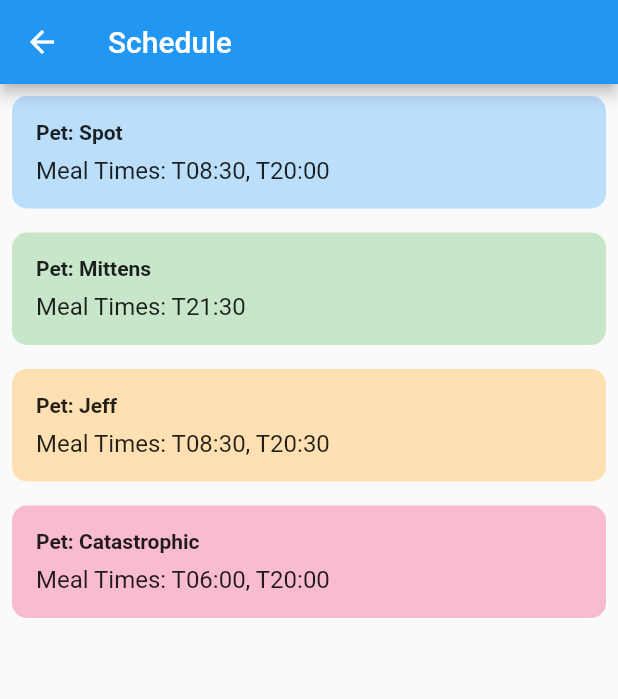
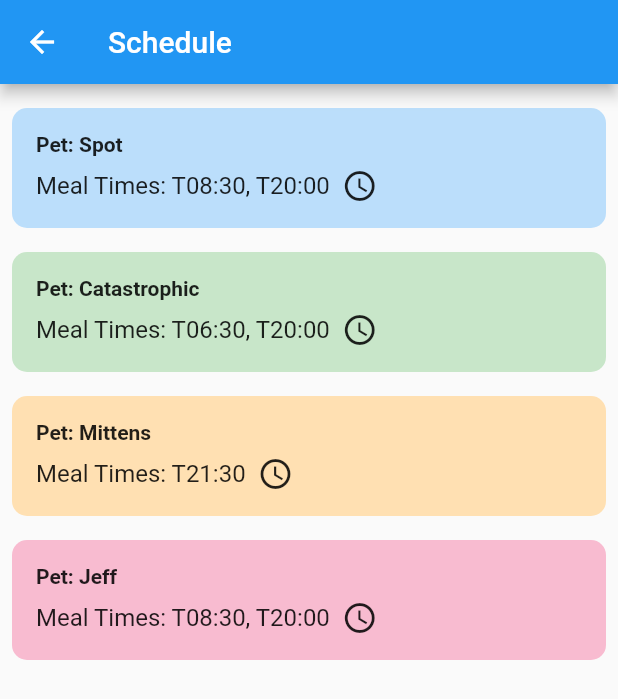
Before and after one commit to Lean-Mean-Pet-Feeding-Machine/pet-feeder, a Flutter app: the SchedulePage screen opened by its route, on a phone screen of 412 x 824 dp. Shown: the top 699 px of the screen. Run offline on Flutter 3.47's test engine with Material 2 defaults, Android fonts, the phone set to English and light mode, and no system bars; our stand-ins replace carousel_slider, fl_chart, flutter_form_builder, flutter_riverpod, form_builder_validators; generated files the repository leaves out were written again.

Commit message:
Created editor in Schedule Page

```diff
--- a/pet_feeder/lib/features/pet_schedule/data/pet_schedule_provider.dart
+++ b/pet_feeder/lib/features/pet_schedule/data/pet_schedule_provider.dart
@@ -1,4 +1,19 @@
 import 'package:flutter_riverpod/flutter_riverpod.dart';
 import 'package:pet_feeder/features/pet_schedule/domain/pet_schedule_db.dart';
 
-final petScheduleDBProvider = Provider<PetScheduleDB>((ref) => PetScheduleDB(ref));
+final petScheduleDBProvider =
+    Provider<PetScheduleDB>((ref) => PetScheduleDB(ref));
+
+final petScheduleNotifierProvider =
+    StateNotifierProvider<PetScheduleNotifier, List<PetScheduleData>>((ref) {
+  final petScheduleDB = ref.watch(petScheduleDBProvider);
+  return PetScheduleNotifier(petScheduleDB.getAllPetSchedules());
+});
+
+final currentPetIDProvider = Provider<String>((ref) => 'schedule-001');
+
+final currentPetScheduleProvider = Provider<List<PetScheduleData>>((ref) {
+  final petSchedules = ref.watch(petScheduleNotifierProvider);
+  final currentPetID = ref.watch(currentPetIDProvider);
+  return petSchedules.where((schedule) => schedule.id == currentPetID).toList();
+});
--- a/pet_feeder/lib/features/pet_schedule/presentation/pet_schedule.dart
+++ b/pet_feeder/lib/features/pet_schedule/presentation/pet_schedule.dart
@@ -2,6 +2,7 @@
 import 'package:flutter_riverpod/flutter_riverpod.dart';
 import 'package:pet_feeder/features/pet_schedule/data/pet_schedule_provider.dart';
 import '../domain/pet_schedule_db.dart';
+import 'meal_time_edit_screen.dart';
 
 class SchedulePage extends ConsumerWidget {
   final List<Color> boxColors = [
@@ -13,40 +14,65 @@
 
   @override
   Widget build(BuildContext context, WidgetRef ref) {
-    final petScheduleDB = ref.watch(petScheduleDBProvider);
-    List<PetScheduleData> petSchedules = petScheduleDB.getAllPetSchedules();
+    final currentPetSchedule = ref.watch(currentPetScheduleProvider);
 
     return Scaffold(
       appBar: AppBar(
         title: Text('Schedule'),
       ),
       body: ListView.builder(
-        itemCount: petSchedules.length,
+        itemCount: currentPetSchedule.length,
         itemBuilder: (context, index) {
-          PetScheduleData petSchedule = petSchedules[index];
+          PetScheduleData petSchedule = currentPetSchedule[index];
+          List<String> petNames = petSchedule.pets;
           List<String> scheduleItems = petSchedule.schedule;
 
-          return Container(
+          return Column(
+            children: [
+              SizedBox(height: 8.0),
+              for (int i = 0; i < petNames.length; i++)
+                InkWell(
+                  onTap: () {
+                    Navigator.push(
+                      context,
+                      MaterialPageRoute(
+                        builder: (context) => MealTimeEditScreen(
+                          petSchedule: petSchedule,
+                          petIndex: i, // Pass the index of the selected pet
+                        ),
+                      ),
+                    );
+                  },
+                  child: Container(
                     margin: EdgeInsets.all(8.0),
                     padding: EdgeInsets.all(16.0),
                     decoration: BoxDecoration(
-              color: boxColors[index % boxColors.length], // loop through colors
+                      color: boxColors[i % boxColors.length],
                       borderRadius: BorderRadius.circular(10.0),
                     ),
                     child: Column(
                       crossAxisAlignment: CrossAxisAlignment.start,
                       children: [
                         Text(
-                  'Pet: ${petSchedule.petName}',
+                          'Pet: ${petNames[i]}',
                           style: TextStyle(fontWeight: FontWeight.bold),
                         ),
                         SizedBox(height: 8.0),
+                        Row(
+                          children: [
                             Text(
-                  'Meal Times: ${scheduleItems.join(", ")}',
+                              'Meal Times: ${scheduleItems[i]}',
                               style: TextStyle(fontSize: 16),
+                            ),
+                            SizedBox(width: 8.0),
+                            Icon(Icons.access_time),
+                          ],
                         ),
                       ],
                     ),
+                  ),
+                ),
+            ],
           );
         },
       ),
```
Also changed, not shown: pet_feeder/lib/features/food_item/presentation/food_catalog.dart (+5 -7 lines), pet_feeder/lib/features/pet_schedule/domain/pet_schedule_db.dart (+40 -19 lines), pet_feeder/lib/features/pet_schedule/presentation/meal_time_edit_screen.dart (added, +50 -0 lines). Lines whose indentation alone changed are shown as unchanged.
